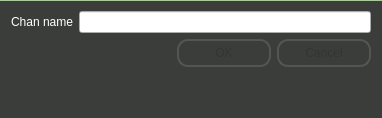
This is client/gui/livejamming/app/newchan.ui in sush/Live-Jamming as Qt 5 draws it before an edit. The edited form follows.
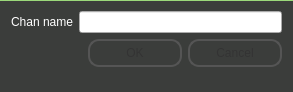
This is the edited form.

Patch:
```diff
--- a/client/gui/livejamming/app/newchan.ui
+++ b/client/gui/livejamming/app/newchan.ui
@@ -6,10 +6,22 @@
    <rect>
     <x>0</x>
     <y>0</y>
-    <width>382</width>
-    <height>118</height>
+    <width>293</width>
+    <height>92</height>
    </rect>
   </property>
+  <property name="minimumSize">
+   <size>
+    <width>293</width>
+    <height>92</height>
+   </size>
+  </property>
+  <property name="maximumSize">
+   <size>
+    <width>293</width>
+    <height>92</height>
+   </size>
+  </property>
   <property name="windowTitle">
    <string>New Chan</string>
   </property>
```
